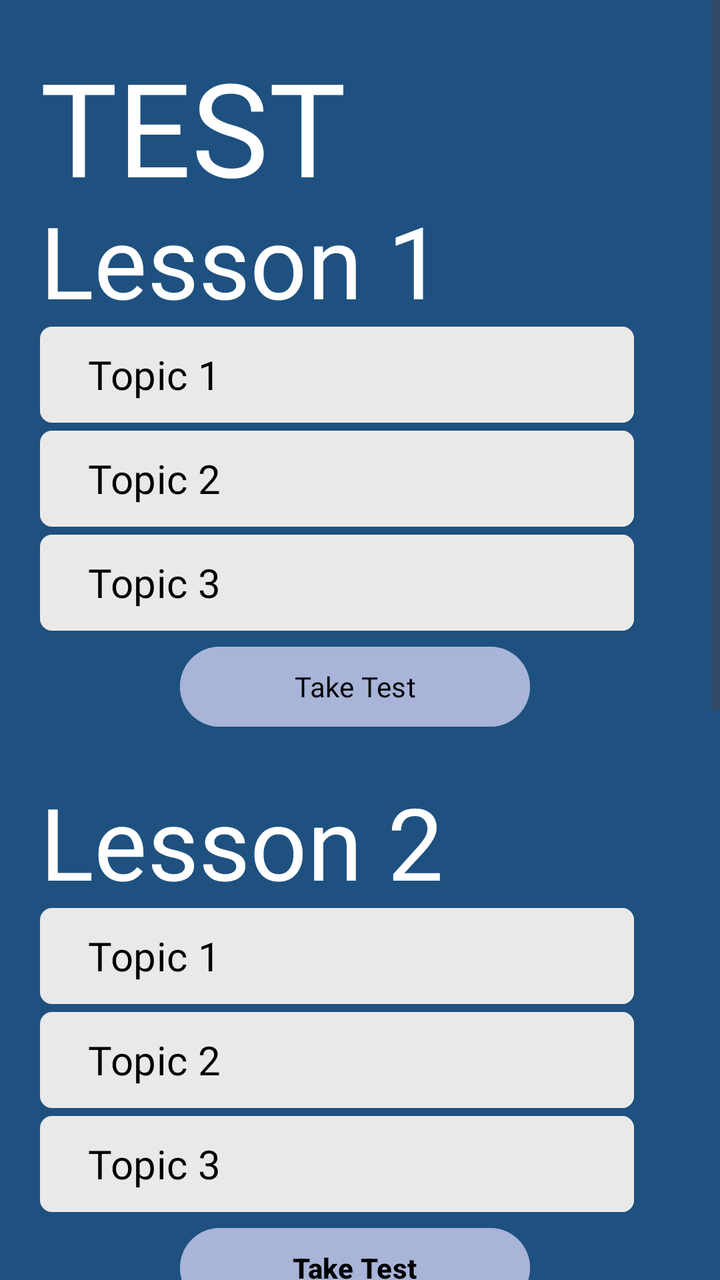
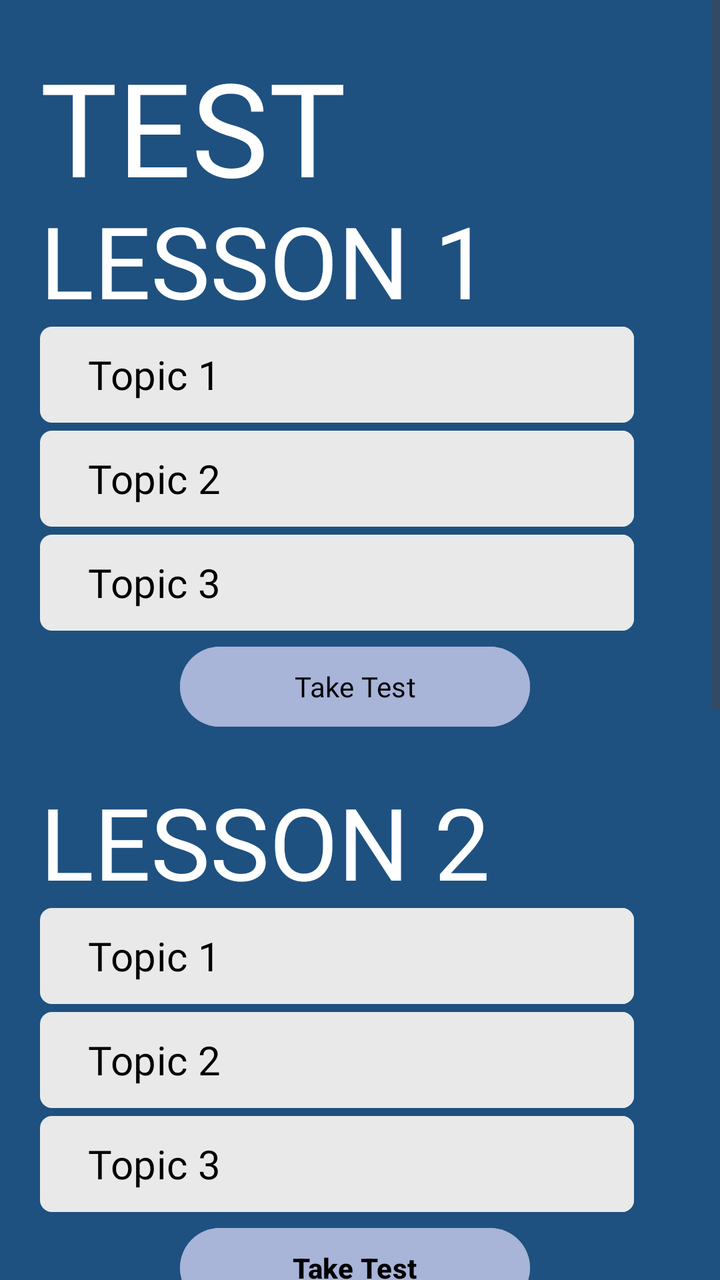

The first picture is an Android layout as it rendered before a commit; the second is the same layout after the commit. The layout source and the unified diff follow.
<!-- AndroidManifest.xml: application theme Theme.FinalsApplication -->
<!-- res/layout/test_page.xml -->
<?xml version="1.0" encoding="utf-8"?>
<RelativeLayout xmlns:android="http://schemas.android.com/apk/res/android"
    android:layout_width="match_parent"
    android:layout_height="match_parent"
    xmlns:tools="http://schemas.android.com/tools"
    xmlns:app="http://schemas.android.com/apk/res-auto"
    android:background="@color/ourBlue">


    <ScrollView
        android:layout_width="409dp"
        android:layout_height="729dp"
        tools:layout_editor_absoluteX="1dp"
        tools:layout_editor_absoluteY="1dp">

        <LinearLayout
            android:layout_width="match_parent"
            android:layout_height="wrap_content"
            android:orientation="vertical">

            <LinearLayout
                android:layout_width="match_parent"
                android:layout_height="wrap_content"
                android:layout_alignParentTop="true"
                android:background="#1e5180">

                <TextView
                    android:id="@+id/test"
                    android:layout_width="wrap_content"
                    android:layout_height="wrap_content"
                    android:layout_marginStart="20dp"
                    android:layout_marginTop="20dp"
                    android:fontFamily="@font/roboto_black"
                    android:text="TEST"
                    android:textColor="@color/white"
                    android:textSize="65sp" />
            </LinearLayout>

            <TextView
                android:id="@+id/textViewLesson1"
                android:layout_width="wrap_content"
                android:layout_height="wrap_content"
                android:layout_marginStart="20dp"
                android:layout_marginTop="-10dp"
                android:fontFamily="@font/roboto_black"
                android:text="Lesson 1"
                android:textColor="@color/white"
                android:textSize="50sp" />

            <Button
                android:id="@+id/L1T1"
                android:layout_width="297dp"
                android:layout_height="wrap_content"
                android:layout_marginStart="20dp"
                android:text="Topic 1"
                android:textAlignment="textStart"
                android:textColor="@color/black"
                android:fontFamily="@font/roboto_regular"
                android:textSize="20sp"
                android:background="@drawable/square_button_colored_border"
                app:backgroundTint="#E9E9E9"/>

            <Button
                android:id="@+id/L1T2"
                android:layout_width="297dp"
                android:layout_height="wrap_content"
                android:layout_marginStart="20dp"
                android:layout_marginTop="4dp"
                app:backgroundTint="#E9E9E9"
                android:text="Topic 2"
                android:textAlignment="textStart"
                android:textColor="@color/black"
                android:fontFamily="@font/roboto_regular"
                android:textSize="20sp"
                android:background="@drawable/square_button_colored_border" />

            <Button
                android:id="@+id/L1T3"
                android:layout_width="297dp"
                android:layout_height="wrap_content"
                android:layout_marginStart="20dp"
                android:layout_marginTop="4dp"
                android:text="Topic 3"
                android:textAlignment="textStart"
                android:textColor="@color/black"
                android:fontFamily="@font/roboto_regular"
                android:textSize="20sp"
                android:background="@drawable/square_button_colored_border"
                app:backgroundTint="#E9E9E9"/>

            <Button
                android:id="@+id/takeTestLesson1"
                android:layout_width="175dp"
                android:layout_height="wrap_content"
                android:text="Take Test"
                android:layout_marginStart="90dp"
                android:layout_marginTop="4dp"
                android:textColor="@color/black"
                android:fontFamily="@font/roboto_regular"
                android:backgroundTint="#a8b4d8"/>

            <LinearLayout
                android:layout_width="match_parent"
                android:layout_height="match_parent"
                android:layout_alignParentTop="true"
                android:background="#1e5180">

                <TextView
                    android:id="@+id/textViewLesson2"
                    android:layout_width="wrap_content"
                    android:layout_height="wrap_content"
                    android:layout_marginStart="20dp"
                    android:layout_marginTop="20dp"
                    android:fontFamily="@font/roboto_black"
                    android:text="Lesson 2"
                    android:textColor="@color/white"
                    android:textSize="50sp" />
            </LinearLayout>

            <Button
                android:id="@+id/L2T1"
                android:layout_width="297dp"
                android:layout_height="wrap_content"
                android:layout_marginStart="20dp"
                android:text="Topic 1"
                android:textAlignment="textStart"
                android:textColor="@color/black"
                android:fontFamily="@font/roboto_regular"
                android:textSize="20sp"
                android:background="@drawable/square_button_colored_border"
                app:backgroundTint="#E9E9E9"/>

            <Button
                android:id="@+id/L2T2"
                android:layout_width="297dp"
                android:layout_height="wrap_content"
                android:layout_marginStart="20dp"
                android:layout_marginTop="4dp"
                android:text="Topic 2"
                android:textAlignment="textStart"
                android:textColor="@color/black"
                android:fontFamily="@font/roboto_regular"
                android:textSize="20sp"
                android:background="@drawable/square_button_colored_border"
                app:backgroundTint="#E9E9E9"/>

            <Button
                android:id="@+id/L2T3"
                android:layout_width="297dp"
                android:layout_height="wrap_content"
                android:layout_marginStart="20dp"
                android:layout_marginTop="4dp"
                android:text="Topic 3"
                android:textAlignment="textStart"
                android:textColor="@color/black"
                android:fontFamily="@font/roboto_regular"
                android:textSize="20sp"
                android:background="@drawable/square_button_colored_border"
                app:backgroundTint="#E9E9E9"/>

            <Button
                android:id="@+id/takeTestLesson2"
                android:layout_width="175dp"
                android:layout_height="wrap_content"
                android:layout_marginStart="90dp"
                android:layout_marginTop="4dp"
                android:backgroundTint="#a8b4d8"
                android:text="Take Test"
                android:textColor="@color/black"
                android:textStyle="bold" />

            <LinearLayout
                android:layout_width="match_parent"
                android:layout_height="match_parent"
                android:layout_alignParentTop="true"
                android:background="#1e5180">

                <TextView
                    android:id="@+id/textViewLesson3"
                    android:layout_width="wrap_content"
                    android:layout_height="wrap_content"
                    android:layout_marginStart="20dp"
                    android:layout_marginTop="20dp"
                    android:fontFamily="@font/roboto_black"
                    android:text="Lesson 3"
                    android:textColor="@color/white"
                    android:textSize="50sp" />

            </LinearLayout>

            <Button
                android:id="@+id/L3T1"
                android:layout_width="297dp"
                android:layout_height="wrap_content"
                android:layout_marginStart="20dp"
                android:text="Topic 1"
                android:textAlignment="textStart"
                android:textColor="@color/black"
                android:fontFamily="@font/roboto_regular"
                android:textSize="20sp"
                android:background="@drawable/square_button_colored_border"
                app:backgroundTint="#E9E9E9"/>

            <Button
                android:id="@+id/L3T2"
                android:layout_width="297dp"
                android:layout_height="wrap_content"
                android:layout_marginStart="20dp"
                android:layout_marginTop="4dp"
                android:text="Topic 2"
                android:textAlignment="textStart"
                android:textColor="@color/black"
                android:fontFamily="@font/roboto_regular"
                android:textSize="20sp"
                android:background="@drawable/square_button_colored_border"
                app:backgroundTint="#E9E9E9"/>

            <Button
                android:id="@+id/L3T3"
                android:layout_width="297dp"
                android:layout_height="wrap_content"
                android:layout_marginStart="20dp"
                android:layout_marginTop="4dp"
                android:text="Topic 3"
                android:textAlignment="textStart"
                android:textColor="@color/black"
                android:fontFamily="@font/roboto_regular"
                android:textSize="20sp"
                android:background="@drawable/square_button_colored_border"
                app:backgroundTint="#E9E9E9"/>

            <Button
                android:id="@+id/takeTestLesson3"
                android:layout_width="175dp"
                android:layout_height="wrap_content"
                android:layout_marginStart="90dp"
                android:layout_marginTop="4dp"
                android:layout_marginBottom="20dp"
                android:backgroundTint="#a8b4d8"
                android:text="Take Test"
                android:textColor="@color/black"
                android:textStyle="bold" />

            <Button
                android:id="@+id/summativeButton"
                android:layout_width="320dp"
                android:layout_height="65dp"
                android:layout_marginStart="35dp"
                android:backgroundTint="#879AD1"
                android:text="SUMMATIVE"
                android:textAlignment="center"
                android:textColor="@color/black"
                android:textSize="30sp"
                android:fontFamily="@font/roboto_bold"
                android:layout_marginBottom="20dp"
                />

            <LinearLayout
                android:layout_width="match_parent"
                android:layout_height="100dip"
                android:layout_alignParentBottom="true"
                android:background="#a8b4d8">

                <ImageButton
                    android:id="@+id/imageButtonBackTP1"
                    android:layout_width="76dp"
                    android:layout_height="wrap_content"
                    android:layout_marginStart="20dp"
                    android:layout_marginTop="20dp"
                    android:layout_marginBottom="20dp"
                    android:background="?android:attr/selectableItemBackground"
                    android:scaleType="fitCenter"
                    android:src="@drawable/arrowleft" />
            </LinearLayout>
        </LinearLayout>
    </ScrollView>
</RelativeLayout>
<!-- resources referenced by this layout -->
<resources>
  <color name="black">#000000</color>
  <color name="ourBlue">#1e5180</color>
  <color name="white">#FFFFFFFF</color>
  <!-- drawable arrowleft: png bitmap (drawable, 16559 bytes) -->
  <!-- drawable square_button_colored_border (drawable) -->
  <?xml version="1.0" encoding="utf-8"?>
  <layer-list xmlns:android="http://schemas.android.com/apk/res/android">
  
      <item>
          <shape>
              <corners android:radius="6dp" />
              <solid android:color="#e9e9e9" />
          </shape>
      </item>
  
      <item
          android:left="34dp">
  
          <shape>
              <solid android:color="#e9e9e9" />
              <corners android:radius="6dp"
                  android:topRightRadius="6dp"
                  android:topLeftRadius="5dp"
                  android:bottomRightRadius="6dp"
                  android:bottomLeftRadius="0dp"/>
          </shape>
      </item>
      <item>
          <shape>
              
              <corners android:radius="6dp" />
              <solid android:color="@android:color/transparent" />
              <stroke
                  android:width="2dp"
                  android:color="#000000" />
          </shape>
      </item>
  </layer-list>
  <style name="Theme.FinalsApplication" parent="Base.Theme.FinalsApplication" />
  <style name="Base.Theme.FinalsApplication" parent="Theme.Material3.DayNight.NoActionBar">
          
          
      </style>
</resources>

<!-- the commit's change to res/layout/test_page.xml (unified diff, before → after) -->
@@ -43,7 +43,7 @@
                 android:layout_marginStart="20dp"
                 android:layout_marginTop="-10dp"
                 android:fontFamily="@font/roboto_black"
-                android:text="Lesson 1"
+                android:text="LESSON 1"
                 android:textColor="@color/white"
                 android:textSize="50sp" />
 
@@ -112,7 +112,7 @@
                     android:layout_marginStart="20dp"
                     android:layout_marginTop="20dp"
                     android:fontFamily="@font/roboto_black"
-                    android:text="Lesson 2"
+                    android:text="LESSON 2"
                     android:textColor="@color/white"
                     android:textSize="50sp" />
             </LinearLayout>
@@ -182,7 +182,7 @@
                     android:layout_marginStart="20dp"
                     android:layout_marginTop="20dp"
                     android:fontFamily="@font/roboto_black"
-                    android:text="Lesson 3"
+                    android:text="LESSON 3"
                     android:textColor="@color/white"
                     android:textSize="50sp" />
 
